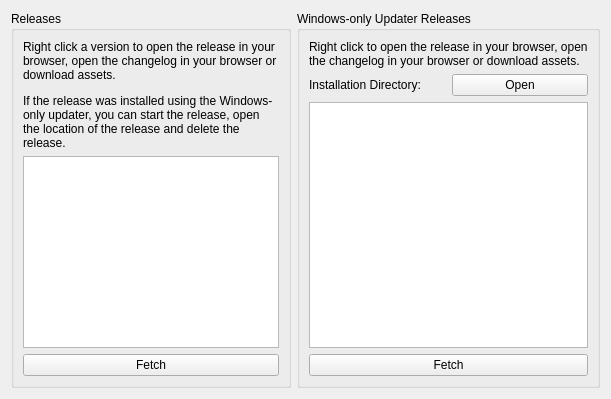
First picture: the form in src/citra_qt/configuration/configure_releases.ui, repository tbsp/citra-valentin, before the edit.
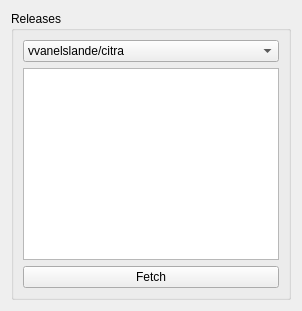
Second picture: the form after the edit.

Diff of the .ui file:
```diff
--- a/src/citra_qt/configuration/configure_releases.ui
+++ b/src/citra_qt/configuration/configure_releases.ui
@@ -19,13 +19,22 @@
      </property>
      <layout class="QVBoxLayout" name="verticalLayout_2">
       <item>
-       <widget class="QLabel" name="label">
-        <property name="text">
-         <string>&lt;html&gt;&lt;head/&gt;&lt;body&gt;&lt;p&gt;Right click a version to open the release in your browser, open the changelog in your browser or download assets.&lt;/p&gt;&lt;p&gt;If the release was installed using the Windows-only updater, you can start the release, open the location of the release and delete the release.&lt;/p&gt;&lt;/body&gt;&lt;/html&gt;</string>
-        </property>
-        <property name="wordWrap">
-         <bool>true</bool>
-        </property>
+       <widget class="QComboBox" name="releases_of_what">
+        <item>
+         <property name="text">
+          <string>vvanelslande/citra</string>
+         </property>
+        </item>
+        <item>
+         <property name="text">
+          <string>vvanelslande/cvu</string>
+         </property>
+        </item>
+        <item>
+         <property name="text">
+          <string>vvanelslande/dc4c</string>
+         </property>
+        </item>
        </widget>
       </item>
       <item>
@@ -44,79 +53,6 @@
      </layout>
     </widget>
    </item>
-   <item>
-    <widget class="QGroupBox" name="groupBox_2">
-     <property name="enabled">
-      <bool>true</bool>
-     </property>
-     <property name="title">
-      <string>Windows-only Updater Releases</string>
-     </property>
-     <layout class="QVBoxLayout" name="verticalLayout">
-      <item>
-       <widget class="QLabel" name="label_2">
-        <property name="enabled">
-         <bool>true</bool>
-        </property>
-        <property name="text">
-         <string>Right click to open the release in your browser, open the changelog in your browser or download assets.</string>
-        </property>
-        <property name="wordWrap">
-         <bool>true</bool>
-        </property>
-       </widget>
-      </item>
-      <item>
-       <widget class="QWidget" name="cvu_install_dir_group" native="true">
-        <property name="enabled">
-         <bool>true</bool>
-        </property>
-        <layout class="QHBoxLayout">
-         <property name="leftMargin">
-          <number>0</number>
-         </property>
-         <property name="topMargin">
-          <number>0</number>
-         </property>
-         <property name="rightMargin">
-          <number>0</number>
-         </property>
-         <property name="bottomMargin">
-          <number>0</number>
-         </property>
-         <item>
-          <widget class="QLabel" name="cvu_install_dir">
-           <property name="text">
-            <string>Installation Directory: </string>
-           </property>
-          </widget>
-         </item>
-         <item>
-          <widget class="QPushButton" name="open_cvu_install_dir">
-           <property name="text">
-            <string>Open</string>
-           </property>
-          </widget>
-         </item>
-        </layout>
-       </widget>
-      </item>
-      <item>
-       <widget class="QListWidget" name="cvu_releases"/>
-      </item>
-      <item>
-       <widget class="QPushButton" name="fetch_cvu_releases">
-        <property name="enabled">
-         <bool>true</bool>
-        </property>
-        <property name="text">
-         <string>Fetch</string>
-        </property>
-       </widget>
-      </item>
-     </layout>
-    </widget>
-   </item>
   </layout>
  </widget>
  <resources/>
```
